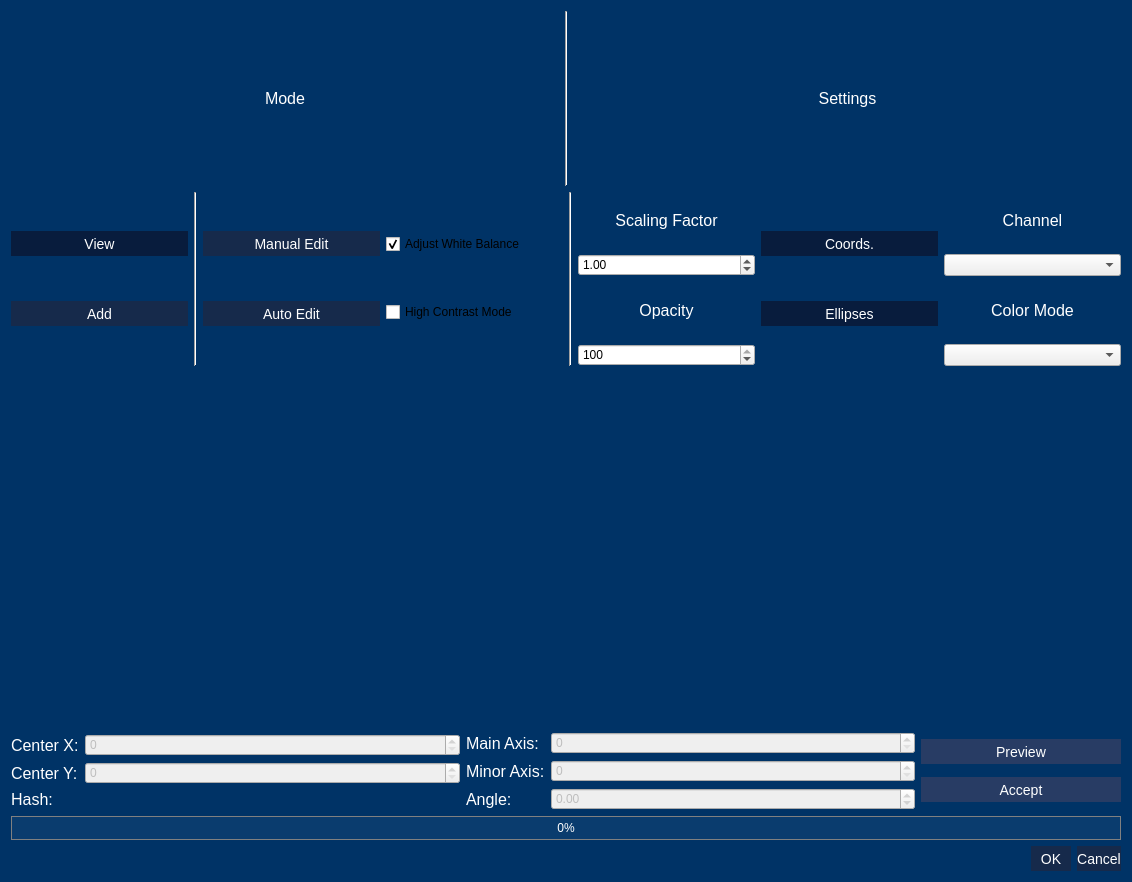
Old version of the form gui/definitions/ui/result_editor_dialog.ui in the repository SilMon/NucDetect.
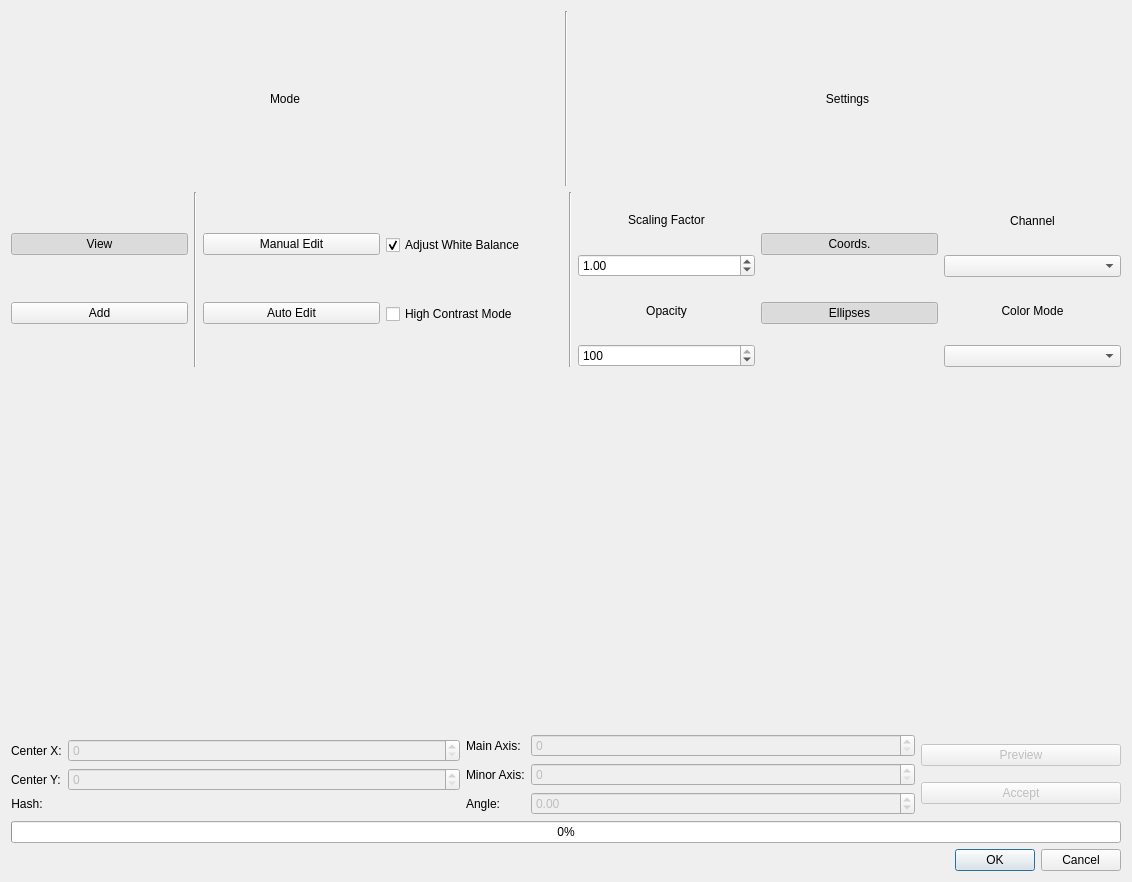
New version of the form.

```diff
--- a/gui/definitions/ui/result_editor_dialog.ui
+++ b/gui/definitions/ui/result_editor_dialog.ui
@@ -14,76 +14,7 @@
    <string>Dialog</string>
   </property>
   <property name="styleSheet">
-   <string notr="true">QPushButton[objectName=&quot;btn_red&quot;]{
-	color: red;
-}
-
-QPushButton[objectName=&quot;btn_green&quot;]{
-	color: green;
-}
-
-QPushButton[objectName=&quot;btn_blue&quot;]{
-	color: blue;
-}
-
-QPushButton{
-	color: White;
-	background-color: rgba(22, 42, 75 , 255);
-	border: none;
-	font-size: 14px;
- 	text-align: center;
-     display: inline-block;
-	min-height: 25;
-	min-width: 40;
-}
-
-QPushButton:hover{
-	background-color:  rgba(15, 35, 68 , 255);
-}
-
-QPushButton:pressed{
-	background-color:  rgba(8, 28, 61 , 255);
-}
-
-QPushButton:disabled{
-	background-color:  rgba(40, 60, 100 , 255);
-}
-
-QPushButton:checked{
-	background-color:  rgba(8, 28, 61 , 255);
-}
-
-QTableView, QListView{
-	color: White;
-	background-color: rgba(77, 77, 77, 128)
-}
-
-QLabel{
-	color:White;
-	font-size:16px;
-}
-
-QProgressBar {
-	color: White;
-    border: 1px solid grey;
-    background-color: rgb(10, 60, 110);
- }
-
- QProgressBar::chunk {
-     background-color: rgba(77, 77, 77, 128);
- }
-
-QMainWindow{
-	background-color: rgb(0, 51, 102);
-}
-
-QDialog{
-	background-color: rgb(0, 51, 102);
-}
-
-QGraphicsView{
-	background-color: black;
-}</string>
+   <string notr="true"/>
   </property>
   <layout class="QVBoxLayout" name="verticalLayout" stretch="0,0,0,0,0">
    <item>
@@ -400,9 +331,7 @@
    <item>
     <widget class="QLabel" name="lbl_status">
      <property name="font">
-      <font>
-       <pointsize>-1</pointsize>
-      </font>
+      <font/>
      </property>
      <property name="styleSheet">
       <string notr="true"/>
```
